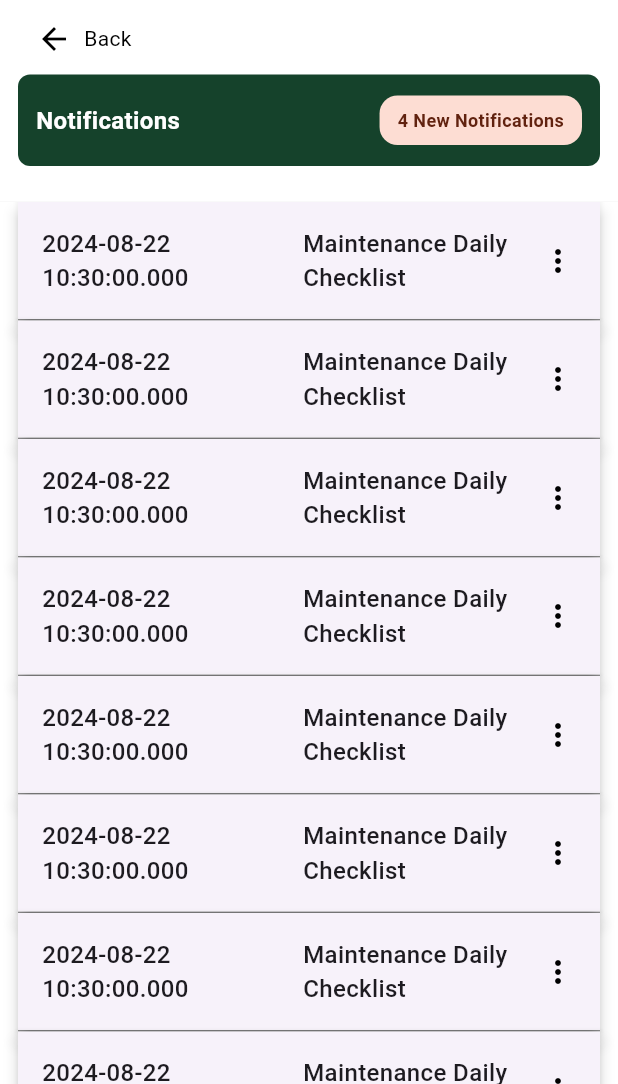
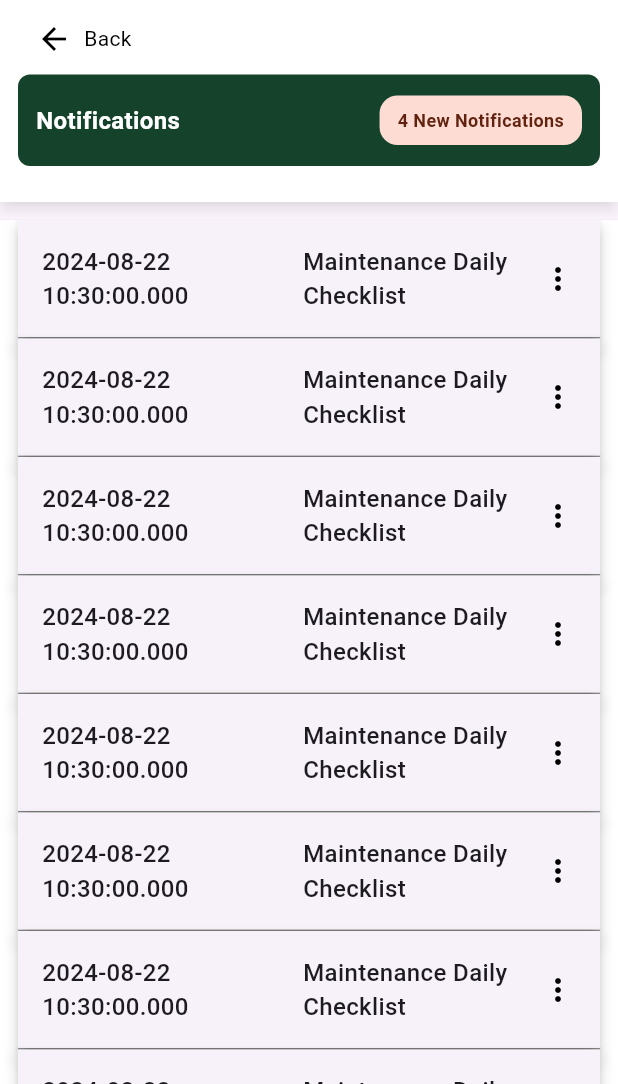
Before and after one commit to jamydevelop/Wilcon-Phase-2, a Flutter app: the NotificationsPage screen opened directly, on a phone screen of 412 x 824 dp, the part 152-1236 px from its top. Run offline on Flutter 3.47's test engine with Material 3 defaults, Android fonts, the phone set to English and light mode, and no system bars.

Commit message:
Notification Page Updated

```diff
--- a/wilcon_phase2/lib/module/notifications/presentation/notifications_page.dart
+++ b/wilcon_phase2/lib/module/notifications/presentation/notifications_page.dart
@@ -1,6 +1,5 @@
 import 'package:flutter/material.dart';
 import 'package:wilcon_phase2/module/notifications/widgets/notification_appbar_container_widget.dart';
-//import 'package:wilcon_phase2/module/notifications/widgets/notification_appbar_container_widget.dart';
 import 'package:wilcon_phase2/module/notifications/widgets/notification_body_widget.dart';
 import 'package:wilcon_phase2/widget/sidebar_widget.dart';
 
@@ -21,7 +20,14 @@ class _NotificationsPageState extends State<NotificationsPage> {
         child: Column(
           mainAxisSize: MainAxisSize.max,
           children: [
-            const NotificationAppbarContainerWidget(),
+            const Material(
+              elevation: 4.0, // Adjust elevation for the floating effect
+              shadowColor: Colors.black45, // Optional: To control shadow color
+              child: NotificationAppbarContainerWidget(),
+            ),
+            const SizedBox(
+              height: 12,
+            ),
             Expanded(
               child: Card(
                 margin: const EdgeInsets.all(0),
```
